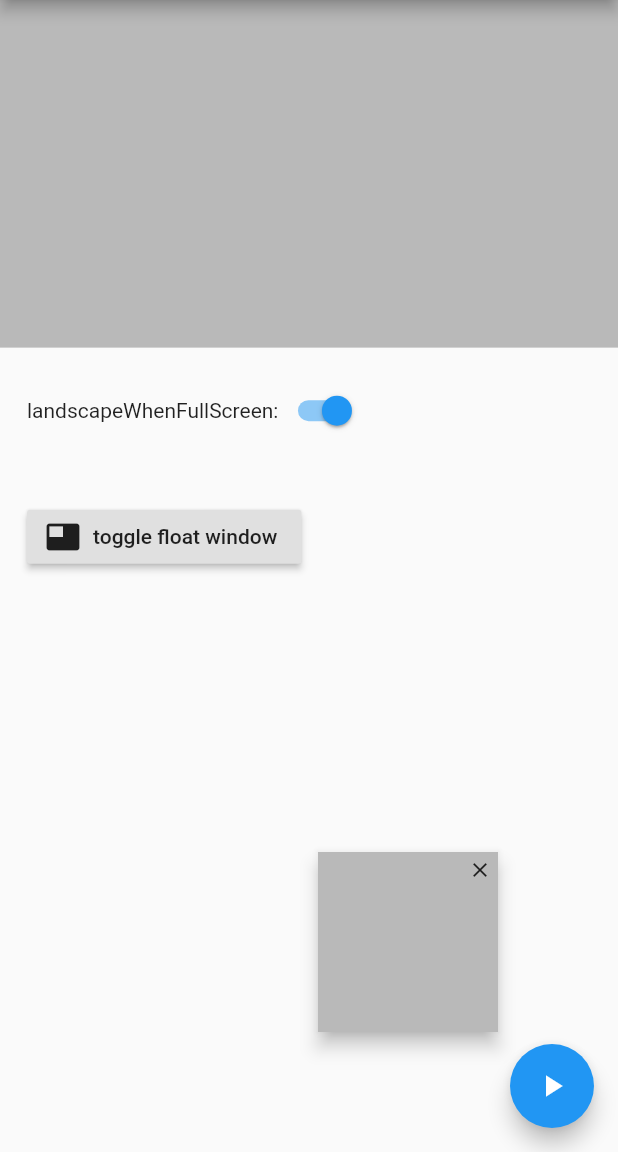
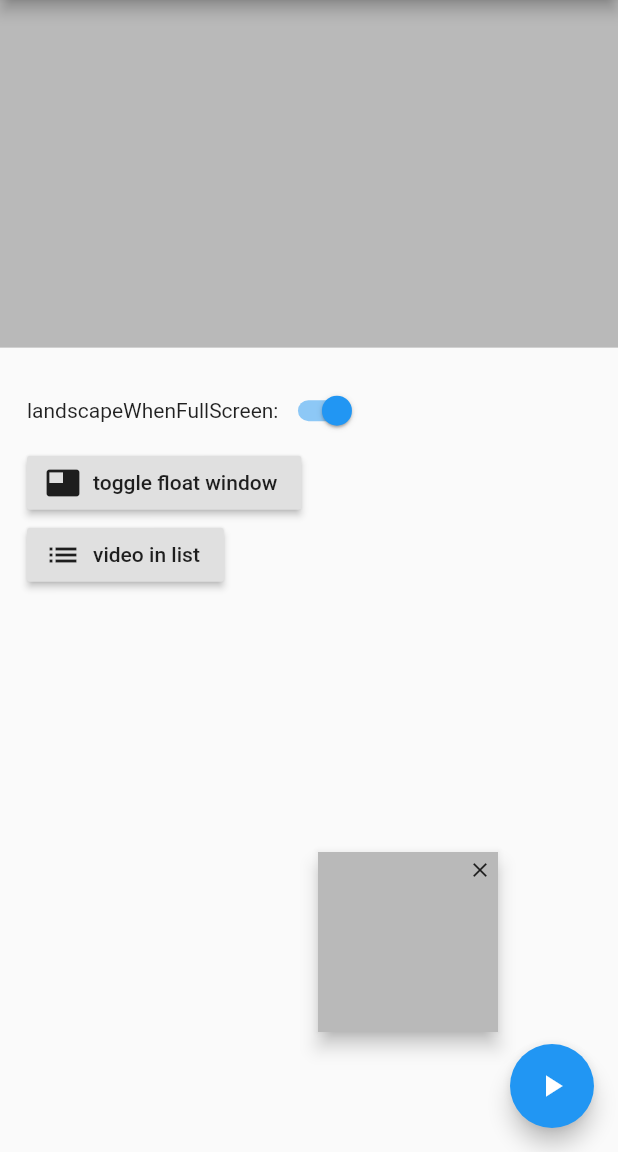
Before and after one commit to tcking/GPlayer, a Flutter app: the screen it shows after launch, after a tap on "toggle float window", on a phone screen of 412 x 824 dp, the part 84-1236 px from its top. Run offline on Flutter 3.47's test engine with Material 2 defaults, Android fonts, the phone set to English and light mode, and no system bars.

Commit message:
add list for demo

```diff
--- a/example/lib/main.dart
+++ b/example/lib/main.dart
@@ -11,18 +11,25 @@ class MyApp extends StatefulWidget {
 
 class _MyAppState extends State<MyApp> {
   GPlayer player;
+
   @override
   void initState() {
     super.initState();
     player = GPlayer(
         uri: 'http://clips.vorwaerts-gmbh.de/big_buck_bunny.mp4',
         options: [Option(1, 'multiple_requests', 1)],
-        mediaController: DefaultMediaController(title: 'bunny bear'))
+        mediaController: DefaultMediaController(
+            title: 'bunny bear', gestureControlEnabled: false))
       ..init()
       ..addListener((_) {
         //update control button out of player
         setState(() {});
       });
+  }
+
+  void didUpdateWidget(oldWidget) {
+    print('didUpdateWidget---------');
+    super.didUpdateWidget(oldWidget);
   }
 
   @override
@@ -35,14 +42,16 @@ class _MyAppState extends State<MyApp> {
   Widget build(BuildContext context) {
     return MaterialApp(
       title: 'Video Demo',
+      routes: {'videoList': (context) => VideoList()},
       home: Scaffold(
         appBar: AppBar(
           title: Text('GPlayer'),
         ),
-        body: SingleChildScrollView(
-          child: Padding(
+        body: Builder(
+          builder: (context) =>
+              Padding(
                 padding: EdgeInsets.only(top: 0),
-            child: Column(
+                child: ListView(
                   children: <Widget>[
                     AspectRatio(
                       aspectRatio: 16 / 9,
@@ -50,27 +59,39 @@ class _MyAppState extends State<MyApp> {
                     ),
                     Padding(
                       padding: EdgeInsets.all(18),
-                  child: Row(
+                      child: Column(
+                        crossAxisAlignment: CrossAxisAlignment.start,
+                        children: <Widget>[
+                          Row(
                             children: <Widget>[
                               Text('landscapeWhenFullScreen:'),
                               Switch(
                                   value: player.landscapeWhenFullScreen,
                                   onChanged: (_) {
                                     player.landscapeWhenFullScreen = _;
-                            setState(() {
-
-                            });
+                                    setState(() {});
                                   })
                             ],
                           ),
+                          RaisedButton.icon(
+                              onPressed: () {
+                                player?.mediaController
+                                    ?.control('toggleFloatWindow');
+                              },
+                              icon: Icon(Icons.featured_video),
+                              label: Text("toggle float window")),
+                          RaisedButton.icon(
+                              onPressed: () {
+                                if (player.isPlaying) {
+                                  player.pause();
+                                }
+                                Navigator.pushNamed(context, 'videoList');
+                              },
+                              icon: Icon(Icons.list),
+                              label: Text("video in list"))
+                        ],
                       ),
-                Padding(padding: EdgeInsets.all(18),child:
-                  Row(children: <Widget>[
-                    RaisedButton.icon(onPressed: (){
-                      player?.mediaController?.control('toggleFloatWindow');
-                    }, icon: Icon(Icons.featured_video), label: Text("toggle float window"))
-                  ],)
-                  ,)
+                    ),
                   ],
                 ),
               ),
@@ -89,3 +110,82 @@ class _MyAppState extends State<MyApp> {
     );
   }
 }
+
+class GPlayerHolder extends StatefulWidget {
+  final String url;
+  final String title;
+
+  GPlayerHolder({this.url, this.title});
+
+  @override
+  State<StatefulWidget> createState() {
+    // TODO: implement createState
+    return GPlayerHolderState();
+  }
+}
+
+class GPlayerHolderState extends State<GPlayerHolder> {
+  GPlayer player;
+
+  @override
+  void initState() {
+    player = GPlayer(
+        uri: widget.url,
+        mediaController: DefaultMediaController(
+            title: widget.title, gestureControlEnabled: false))
+      ..init();
+    super.initState();
+  }
+
+
+  @override
+  void dispose() {
+    player?.dispose();
+    super.dispose();
+  }
+
+  @override
+  Widget build(BuildContext context) {
+    return AspectRatio(
+      aspectRatio: 16 / 9,
+      child: player.display,
+    );
+  }
+}
+
+class VideoList extends StatelessWidget {
+  @override
+  Widget build(BuildContext context) {
+    Widget divider1 = Divider(
+      color: Colors.blue,
+    );
+    Widget divider2 = Divider(color: Colors.green);
+
+    const videos = [
+      'http://zhibo.hkstv.tv/livestream/zb2yhapo/playlist.m3u8',
+      'http://clips.vorwaerts-gmbh.de/big_buck_bunny.mp4',
+      'rtmp://live.hkstv.hk.lxdns.com/live/hks2',
+      'http://zhibo.hkstv.tv/livestream/zb2yhapo/playlist.m3u8',
+      'http://clips.vorwaerts-gmbh.de/big_buck_bunny.mp4',
+      'rtmp://live.hkstv.hk.lxdns.com/live/hks2'
+    ];
+
+    return Scaffold(
+      appBar: AppBar(
+        title: Text('video list'),
+      ),
+      body: ListView.separated(
+          shrinkWrap: true,
+          itemCount: videos.length,
+          itemBuilder: (context, index) {
+            return GPlayerHolder(
+              title: 'video $index',
+              url: videos[index],
+            );
+          },
+          separatorBuilder: (BuildContext context, int index) {
+            return index % 2 == 0 ? divider1 : divider2;
+          }),
+    );
+  }
+}
--- a/lib/defaultmediacontrol.dart
+++ b/lib/defaultmediacontrol.dart
@@ -1,5 +1,4 @@
 import 'dart:async';
-import 'dart:ui' as ui;
 import 'package:flutter/material.dart';
 import 'package:flutter/services.dart';
 import 'package:flutter/widgets.dart';
@@ -12,6 +11,7 @@ class DefaultMediaController with MediaController {
   String title;
 
   bool showTitleBar;
+  bool gestureControlEnabled;
 
   /// 0:normal, 1:full screen,2:float window
   int _displayModel = 0;
@@ -20,6 +20,8 @@ class DefaultMediaController with MediaController {
       {this.titlebarHeight = 32,
       this.bottombarHeight = 40,
       this.title = '',
+      this.gestureControlEnabled =
+          true, //enable gesture control,should disabled in scrollable container
       this.showTitleBar = true}) {
     print('=========DefaultMediaController============');
   }
@@ -593,7 +595,7 @@ class _ControllerWrapperState extends State<_ControllerWrapper> {
 
     _buildProgressBar() {
       return Expanded(
-        child: ProgressSlider(),
+        child: widget.controller.player.isLive?Container():ProgressSlider(),
       );
     }
 
@@ -601,7 +603,7 @@ class _ControllerWrapperState extends State<_ControllerWrapper> {
       return Padding(
           padding: EdgeInsets.only(left: 4, right: 4),
           child: Text(
-            formatDuration(
+            widget.controller.player.isLive?'Live':formatDuration(
               widget.controller.player.duration,
             ),
             style: TextStyle(color: Colors.white),
@@ -665,14 +667,17 @@ class _ControllerWrapperState extends State<_ControllerWrapper> {
         onTap: () {
           _showThenHide();
         },
-        onDoubleTap: () {},
-        onHorizontalDragStart: (_) {
+        onHorizontalDragStart: !widget.controller.gestureControlEnabled
+            ? null
+            : (_) {
                 _isDraging = true;
                 _dragStart = _.globalPosition;
                 _dragDrection = 0;
                 print('onHorizontalDragStart:$_');
               },
-        onHorizontalDragEnd: (_) {
+        onHorizontalDragEnd: !widget.controller.gestureControlEnabled
+            ? null
+            : (_) {
                 _isDraging = false;
                 RenderBox _rb = context.findRenderObject();
 
@@ -681,15 +686,17 @@ class _ControllerWrapperState extends State<_ControllerWrapper> {
                     widget.controller.player.duration.inSeconds /
                     _size.width;
 
-          var _n =
-              widget.controller.player.currentPositionCache.inMilliseconds +
+                var _n = widget
+                        .controller.player.currentPositionCache.inMilliseconds +
                     (_ds * 1000).floor();
                 widget.controller.player.seekTo(_n);
 
                 print('onHorizontalDragEnd:$_');
                 updateUI();
               },
-        onVerticalDragStart: (_) async {
+        onVerticalDragStart: !widget.controller.gestureControlEnabled
+            ? null
+            : (_) async {
                 _isDraging = true;
                 _dragStart = _.globalPosition;
                 _dragDrection = 1;
@@ -704,19 +711,25 @@ class _ControllerWrapperState extends State<_ControllerWrapper> {
                 await widget.controller.player.getAllInfo();
                 print('onVerticalDragStart:$_');
               },
-        onVerticalDragEnd: (_) {
+        onVerticalDragEnd: !widget.controller.gestureControlEnabled
+            ? null
+            : (_) {
                 _isDraging = false;
                 print('onVerticalDragEnd:$_');
                 updateUI();
               },
-        onHorizontalDragUpdate: (_) {
+        onHorizontalDragUpdate: !widget.controller.gestureControlEnabled
+            ? null
+            : (_) {
                 _dragcurrent = _.globalPosition;
                 _dragDelta = _dragcurrent.dx - _dragStart.dx;
                 print('onHorizontalDragUpdate:$_dragDelta');
 
                 updateUI();
               },
-        onVerticalDragUpdate: (_) {
+        onVerticalDragUpdate: !widget.controller.gestureControlEnabled
+            ? null
+            : (_) {
                 // print('onVerticalDragUpdate:${_.globalPosition}');
                 _dragcurrent = _.globalPosition;
                 _dragDelta = _dragStart.dy - _dragcurrent.dy;
--- a/lib/gplayer.dart
+++ b/lib/gplayer.dart
@@ -5,6 +5,7 @@ import 'package:flutter/services.dart';
 import 'package:flutter/material.dart';
 import 'package:uuid/uuid.dart';
 import 'defaultmediacontrol.dart';
+
 
 class GPlayer {
   // all possible internal states
@@ -357,6 +358,7 @@ class PlayerDisplay extends StatefulWidget {
 
   @override
   State<StatefulWidget> createState() {
+    print('-----PlayerDisplay------');
     player._currentState = PlayerDisplayState();
     return player._currentState;
   }
```
Lines whose indentation alone changed are shown as unchanged.
